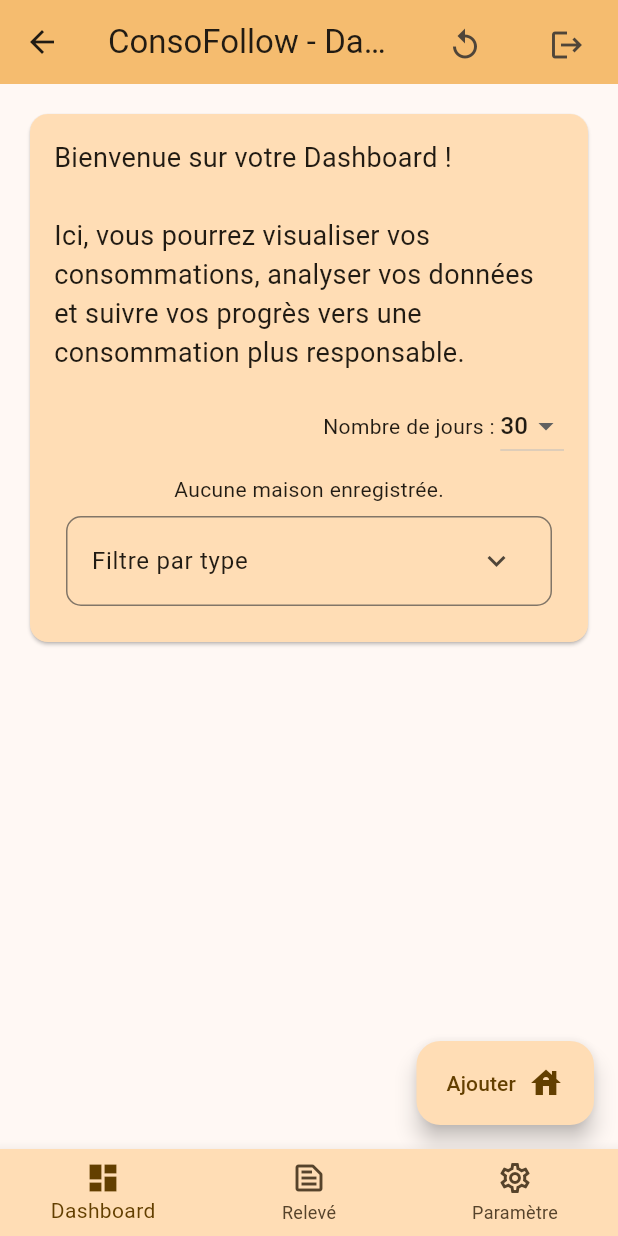
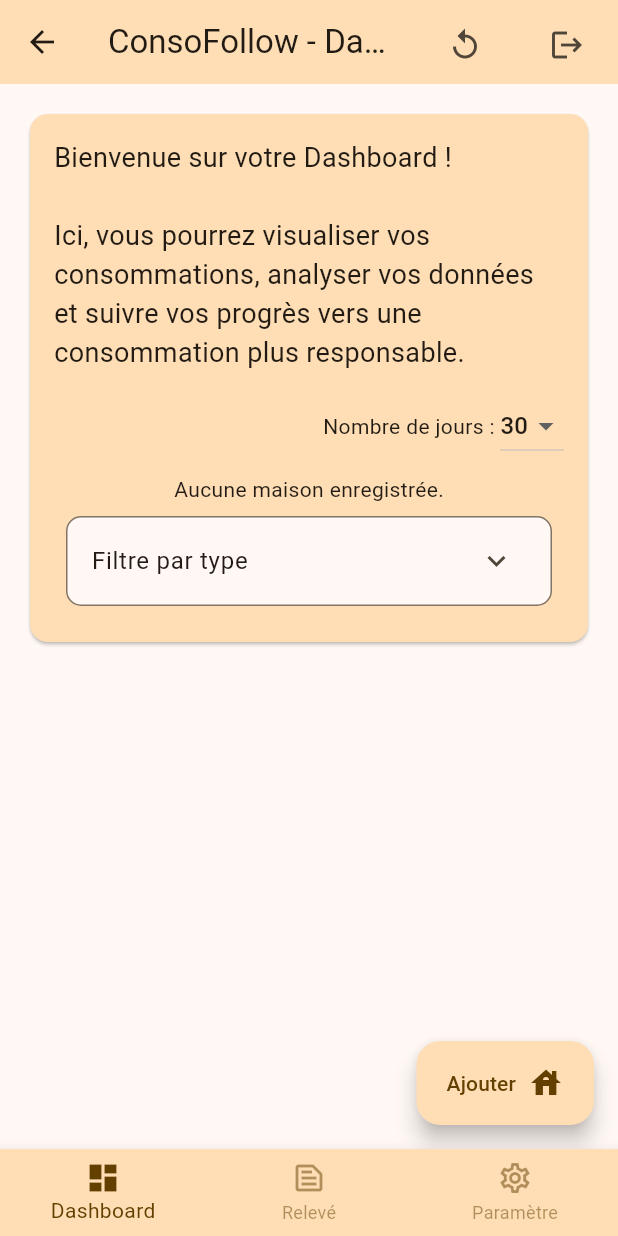
Before and after one commit to Nyzeix/ConsoFollow, a Flutter app: the MainScaffold screen opened directly, item 2 of the bottom bar chosen, after a tap on the "logout" icon, on a phone screen of 412 x 824 dp. Run offline on Flutter 3.47's test engine with Material 3 defaults, Android fonts, the light colour scheme and no system bars; our stand-ins replace fl_chart, sqflite; accounts and stored records are empty.

Commit message:
Jolification de l'UI sur certains éléments à travers l'application

```diff
--- a/lib/resources/theme.dart
+++ b/lib/resources/theme.dart
@@ -174,7 +174,7 @@ class MaterialTheme {
       primary: Color(0xfff5bc6f),
       surfaceTint: Color(0xfff5bc6f),
       onPrimary: Color(0xff452b00),
-      primaryContainer: Color(0xff633f00),
+      primaryContainer: Color.fromARGB(137, 190, 123, 8),
       onPrimaryContainer: Color(0xffffddb5),
       secondary: Color(0xffdec2a2),
       onSecondary: Color(0xff3e2d16),
--- a/lib/ui/screen/main_scaffold.dart
+++ b/lib/ui/screen/main_scaffold.dart
@@ -91,7 +91,7 @@ class _MainScaffoldState extends State<MainScaffold> {
   /// AppBar commune aux deux layouts
   PreferredSizeWidget _appBar() {
     return AppBar(
-      backgroundColor: Theme.of(context).colorScheme.inversePrimary,
+      backgroundColor: Theme.of(context).colorScheme.primaryContainer,
       title: Text("ConsoFollow - $selectedPageLabel"),
       centerTitle: true,
       actions: [
@@ -131,7 +131,7 @@ class _MainScaffoldState extends State<MainScaffold> {
       appBar: _appBar(),
       bottomNavigationBar: BottomNavigationBar(
         selectedItemColor: Theme.of(context).colorScheme.onPrimaryContainer,
-        unselectedItemColor: Theme.of(context).colorScheme.onSecondaryContainer,
+        unselectedItemColor: Theme.of(context).colorScheme.onPrimaryContainer.withOpacity(0.5),
         type: BottomNavigationBarType.fixed,
         backgroundColor: Theme.of(context).colorScheme.primaryContainer,
         items: [
--- a/lib/ui/screen/statement_screen.dart
+++ b/lib/ui/screen/statement_screen.dart
@@ -52,15 +52,11 @@ class _StatementScreenState extends State<StatementScreen> {
       body: FutureBuilder<Map<ConsumptionType, List<Consumption>>>(
         future: _consumptionsFuture,
         builder: (context, snapshot) {
-          // Show loading indicator
           if (snapshot.connectionState == ConnectionState.waiting) {
             return const Center(child: CircularProgressIndicator());
           }
 
-          // Show error message with retry button
           if (snapshot.hasError || vm.errorMessage != null) {
-            print("Error fetching consumptions: ${snapshot.error}");
-            print("ViewModel error message: ${vm.errorMessage}");
             final errorMsg = vm.errorMessage ?? snapshot.error.toString();
             return Center(
               child: Column(
@@ -86,7 +82,6 @@ class _StatementScreenState extends State<StatementScreen> {
             );
           }
 
-          // Show data or empty state
           if (snapshot.hasData) {
             final consumptionsByType = snapshot.data!;
             final electricity =
@@ -191,9 +186,11 @@ class _StatementScreenState extends State<StatementScreen> {
                   mainAxisSize: MainAxisSize.min,
                   crossAxisAlignment: CrossAxisAlignment.stretch,
                   children: [
-                    const Text(
-                      'Ajouter une consommation',
-                      style: TextStyle(fontSize: 18, fontWeight: FontWeight.w600),
+                    Center(
+                      child: const Text(
+                        'Ajouter une consommation',
+                        style: TextStyle(fontSize: 18, fontWeight: FontWeight.w600),
+                      ),
                     ),
                     const SizedBox(height: 12),
                     DropdownButtonFormField<String>(
@@ -227,7 +224,7 @@ class _StatementScreenState extends State<StatementScreen> {
                           child: TextField(
                             controller: typeController,
                             readOnly: true,
-                            decoration: const InputDecoration(labelText: 'Type'),
+                            decoration: const InputDecoration(labelText: 'Unité'),
                           ),
                         ),
                       ],
--- a/lib/ui/widgets/cancel_add_standard_row.dart
+++ b/lib/ui/widgets/cancel_add_standard_row.dart
@@ -26,6 +26,10 @@ class _CancelAddStandardRowState extends State<CancelAddStandardRow> {
 
         // Bouton ajouter
         ElevatedButton(
+          style: ElevatedButton.styleFrom(
+            backgroundColor: Theme.of(context).colorScheme.primaryContainer,
+            foregroundColor: Theme.of(context).colorScheme.onPrimaryContainer,
+          ),
           onPressed: () {
             if (widget.onPressedAdd != null) {
               widget.onPressedAdd!();
--- a/lib/ui/widgets/dashboard.dart
+++ b/lib/ui/widgets/dashboard.dart
@@ -145,11 +145,15 @@ class _DashboardState extends State<Dashboard> {
               },
             ),
 
-            SettingArea(title: "Filtre par type", children: [
-              SettingRow(title: "Electricité", isEnabled: isElecEnabled, valueChanged: (value) { setState(() { isElecEnabled = value; }); }),
-              SettingRow(title: "Eau", isEnabled: isWaterEnabled, valueChanged: (value){ setState(() { isWaterEnabled = value; }); }),
-              SettingRow(title: "Gaz", isEnabled: isGasEnabled, valueChanged: (value){ setState(() { isGasEnabled = value; }); }),
-            ]),
+            SettingArea(
+              title: "Filtre par type",
+              color: Theme.of(context).colorScheme.surface,
+              children: [
+                SettingRow(title: "Electricité", isEnabled: isElecEnabled, valueChanged: (value) { setState(() { isElecEnabled = value; }); }),
+                SettingRow(title: "Eau", isEnabled: isWaterEnabled, valueChanged: (value){ setState(() { isWaterEnabled = value; }); }),
+                SettingRow(title: "Gaz", isEnabled: isGasEnabled, valueChanged: (value){ setState(() { isGasEnabled = value; }); }),
+              ]
+            ),
           ],
         ),
       ),
```
